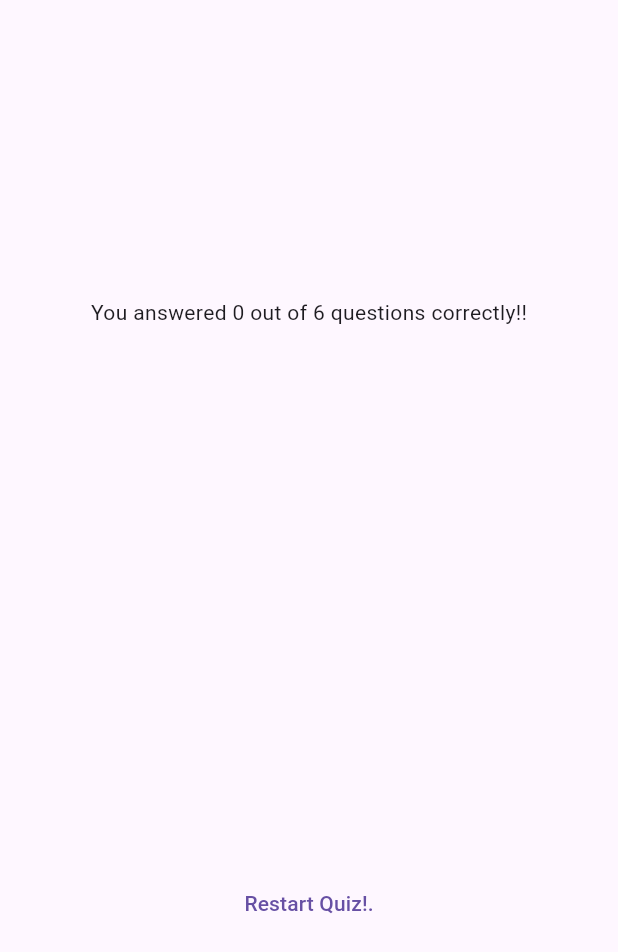
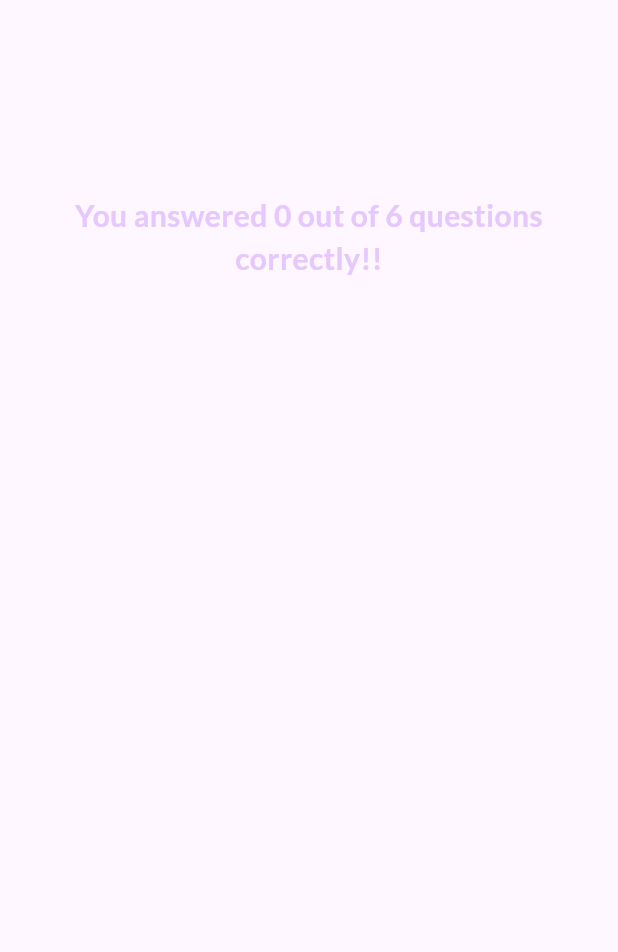
Before and after one commit to Perryjay30/Perfecting-Flutter---Perry-Quiz, a Flutter app: the ResultsScreen widget shown alone on an empty page, opened directly with empty values, on a phone screen of 412 x 824 dp. Shown: the top 952 px of the screen. Run offline on Flutter 3.47's test engine with Material 3 defaults, Android fonts, the light colour scheme and no system bars; our stand-ins replace google_fonts.

Commit message:
Questions Summary

```diff
--- a/lib/questions_summary.dart
+++ b/lib/questions_summary/questions_summary.dart
@@ -9,7 +9,7 @@ class QuestionsSummary extends StatelessWidget {
   @override
   Widget build(context) {
     return SizedBox(
-      height: 300,
+      height: 400,
       child: SingleChildScrollView(
         child: Column(
           children: summaryData.map((data) {
--- a/lib/quiz.dart
+++ b/lib/quiz.dart
@@ -42,7 +42,7 @@ class _QuizState extends State<Quiz> {
 
   void restartQuiz() {
     setState(() {
-      selectedAnswers = [];
+      // selectedAnswers = [];
       activeScreen = 'questions-screen';
     });
   }
--- a/lib/results_screen.dart
+++ b/lib/results_screen.dart
@@ -1,6 +1,7 @@
 import 'package:flutter/material.dart';
+import 'package:google_fonts/google_fonts.dart';
 import 'package:perry_quiz/data/quiz_questions.dart';
-import 'package:perry_quiz/questions_summary.dart';
+import 'package:perry_quiz/questions_summary/questions_summary.dart';
 
 
 
@@ -42,11 +43,24 @@ class ResultsScreen extends StatelessWidget {
         child: Column (
           mainAxisAlignment: MainAxisAlignment.center,
           children: [
-            Text('You answered $numCorrectQuestions out of $numTotalQuestions questions correctly!!'),
+            Text('You answered $numCorrectQuestions out of $numTotalQuestions questions correctly!!',
+              style: GoogleFonts.lato(
+                color: const Color.fromARGB(255, 230, 200, 253),
+                fontSize: 20,
+                fontWeight: FontWeight.bold,
+              ),
+              textAlign: TextAlign.center,
+            ),
             const SizedBox(height: 30,),
             QuestionsSummary(summaryData),
             const SizedBox(height: 30,),
-            TextButton(onPressed: () {}, child: const Text('Restart Quiz!.'),
+            TextButton.icon(
+              onPressed: onRestart,
+              style: TextButton.styleFrom(
+                foregroundColor: Colors.white
+              ),
+              icon: const Icon(Icons.refresh),
+              label: const Text('Restart Quiz!'),
             )
           ],
         ),
```
Also changed, not shown: lib/questions_summary/summary_item.dart (added, +51 -0 lines).
